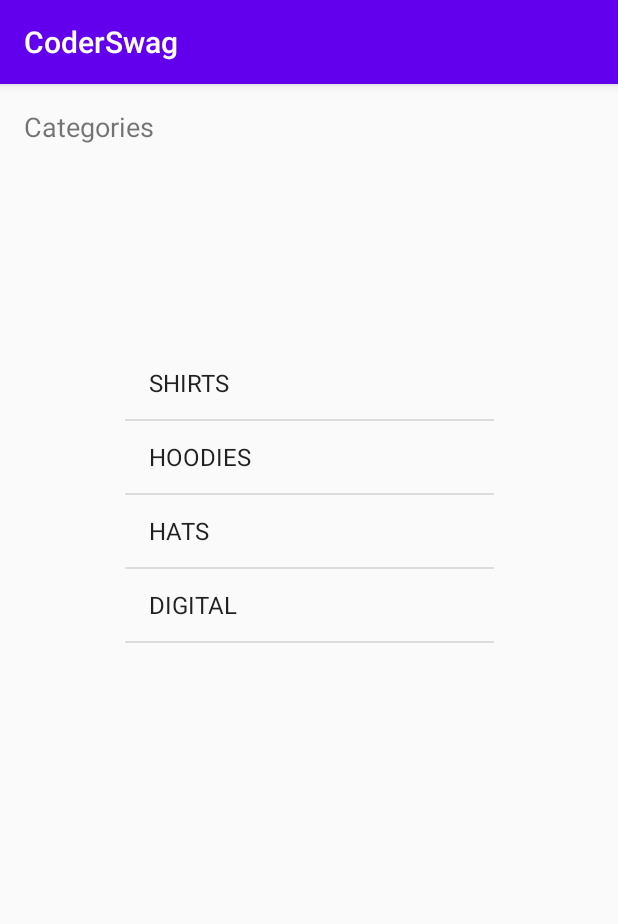
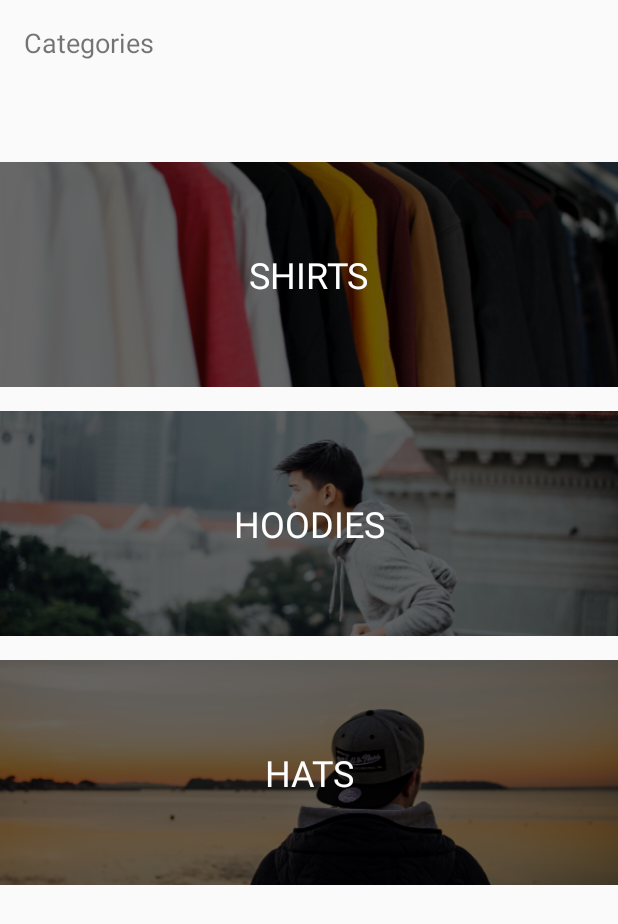
Before and after one commit to adamboyer/CoderSwag, an Android app: the screen it shows after launch (MainActivity), on a phone screen of 412 x 824 dp. Shown: the top 924 px of the screen. Run offline under Robolectric (Android 15) with nearby library versions, the phone set to English and light mode, and no system bars.

Commit message:
lesson 04

```diff
--- /dev/null
+++ b/app/src/main/java/com/example/coderswag/Adapters/CategoryAdapter.kt
@@ -0,0 +1,57 @@
+package com.example.coderswag.Adapters
+
+import android.content.Context
+import android.view.LayoutInflater
+import android.view.View
+import android.view.ViewGroup
+import android.widget.BaseAdapter
+import android.widget.ImageView
+import android.widget.TextView
+import com.example.coderswag.Model.Category
+import com.example.coderswag.R
+
+class CategoryAdapter(context: Context, categories: List<Category>) : BaseAdapter() {
+
+    val context = context
+    val categories = categories
+    override fun getView(position: Int, convertView: View?, parent: ViewGroup?): View {
+        val categoryView: View
+        val holder : ViewHolder
+
+        if(convertView == null) {
+            categoryView = LayoutInflater.from(context).inflate(R.layout.category_list_item, null)
+            holder = ViewHolder()
+            holder.categoryImage= categoryView.findViewById(R.id.categoryImage)
+            holder.categoryName = categoryView.findViewById(R.id.categoryName)
+            categoryView.tag = holder
+        } else {
+            holder = convertView.tag as ViewHolder
+            categoryView = convertView
+        }
+
+
+        val category = categories[position]
+        val resourceId = context.resources.getIdentifier(category.image, "drawable", context.packageName)
+        holder.categoryImage?.setImageResource(resourceId)
+        holder.categoryName?.text = category.title
+        return categoryView
+    }
+
+    override fun getItem(position: Int): Any {
+        return categories[position]
+    }
+
+    override fun getItemId(position: Int): Long {
+        return 0
+    }
+
+    override fun getCount(): Int {
+        return categories.count()
+    }
+
+    private class ViewHolder {
+        var categoryImage : ImageView? = null
+        var categoryName : TextView? = null
+    }
+
+}
--- a/app/src/main/java/com/example/coderswag/Controller/MainActivity.kt
+++ b/app/src/main/java/com/example/coderswag/Controller/MainActivity.kt
@@ -3,6 +3,7 @@ package com.example.coderswag.Controller
 import androidx.appcompat.app.AppCompatActivity
 import android.os.Bundle
 import android.widget.ArrayAdapter
+import com.example.coderswag.Adapters.CategoryAdapter
 import com.example.coderswag.Model.Category
 import com.example.coderswag.R
 import com.example.coderswag.Services.DataService
@@ -10,15 +11,13 @@ import kotlinx.android.synthetic.main.activity_main.*
 
 class MainActivity : AppCompatActivity() {
 
-    lateinit var adapter: ArrayAdapter<Category>
+    lateinit var adapter: CategoryAdapter
 
     override fun onCreate(savedInstanceState: Bundle?) {
         super.onCreate(savedInstanceState)
         setContentView(R.layout.activity_main)
 
-        adapter = ArrayAdapter(this,
-            android.R.layout.simple_list_item_1,
-            DataService.categories)
+        adapter = CategoryAdapter(this, DataService.categories)
 
         categoryListView.adapter = adapter
     }
--- a/app/src/main/res/layout/activity_main.xml
+++ b/app/src/main/res/layout/activity_main.xml
@@ -19,12 +19,14 @@
 
     <ListView
         android:id="@+id/categoryListView"
-        android:layout_width="246dp"
+        android:layout_width="0dp"
         android:layout_height="490dp"
-        android:layout_marginTop="32dp"
+        android:divider="@null"
         app:layout_constraintBottom_toBottomOf="parent"
         app:layout_constraintEnd_toEndOf="parent"
+        app:layout_constraintHorizontal_bias="0.0"
         app:layout_constraintStart_toStartOf="parent"
-        app:layout_constraintTop_toBottomOf="@+id/textView" />
+        app:layout_constraintTop_toBottomOf="@+id/textView"
+        app:layout_constraintVertical_bias="0.203" />
 
 </androidx.constraintlayout.widget.ConstraintLayout>
--- a/app/src/main/res/values/styles.xml
+++ b/app/src/main/res/values/styles.xml
@@ -1,6 +1,6 @@
 <resources>
     <!-- Base application theme. -->
-    <style name="AppTheme" parent="Theme.AppCompat.Light.DarkActionBar">
+    <style name="AppTheme" parent="Theme.AppCompat.Light.NoActionBar">
         <!-- Customize your theme here. -->
         <item name="colorPrimary">@color/colorPrimary</item>
         <item name="colorPrimaryDark">@color/colorPrimaryDark</item>
```
